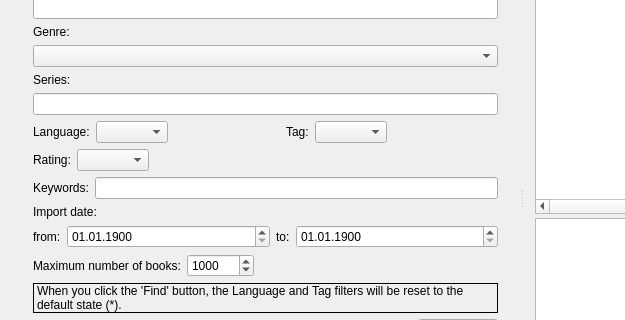
Old version of the form freeLib/src/mainwindow.ui in the repository vpoluyaktov/freeLib; both pictures show x 0 to 625 and y 178 to 498 of the 1297 by 733 pixel window.
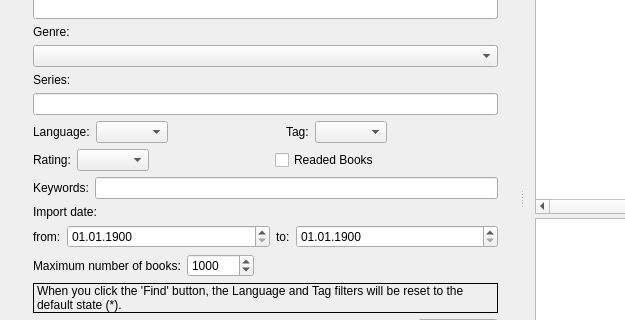
New version of the form. Icons and pictures are not drawn.

Commit message: New (MainWindow::StartBooksSearch()): Сделан поиск по признаку 'Прочитано'.

```diff
--- a/freeLib/src/mainwindow.ui
+++ b/freeLib/src/mainwindow.ui
@@ -549,6 +549,26 @@
                      <item>
                       <widget class="QComboBox" name="comboBoxFindRating"/>
                      </item>
+                     <item>
+                      <spacer name="horizontalSpacer_12">
+                       <property name="orientation">
+                        <enum>Qt::Horizontal</enum>
+                       </property>
+                       <property name="sizeHint" stdset="0">
+                        <size>
+                         <width>40</width>
+                         <height>20</height>
+                        </size>
+                       </property>
+                      </spacer>
+                     </item>
+                     <item>
+                      <widget class="QCheckBox" name="checkBoxFindReaded">
+                       <property name="text">
+                        <string>Readed Books</string>
+                       </property>
+                      </widget>
+                     </item>
                      <item>
                       <spacer name="horizontalSpacer_11">
                        <property name="orientation">
```
The commit also changes 2 other files.
